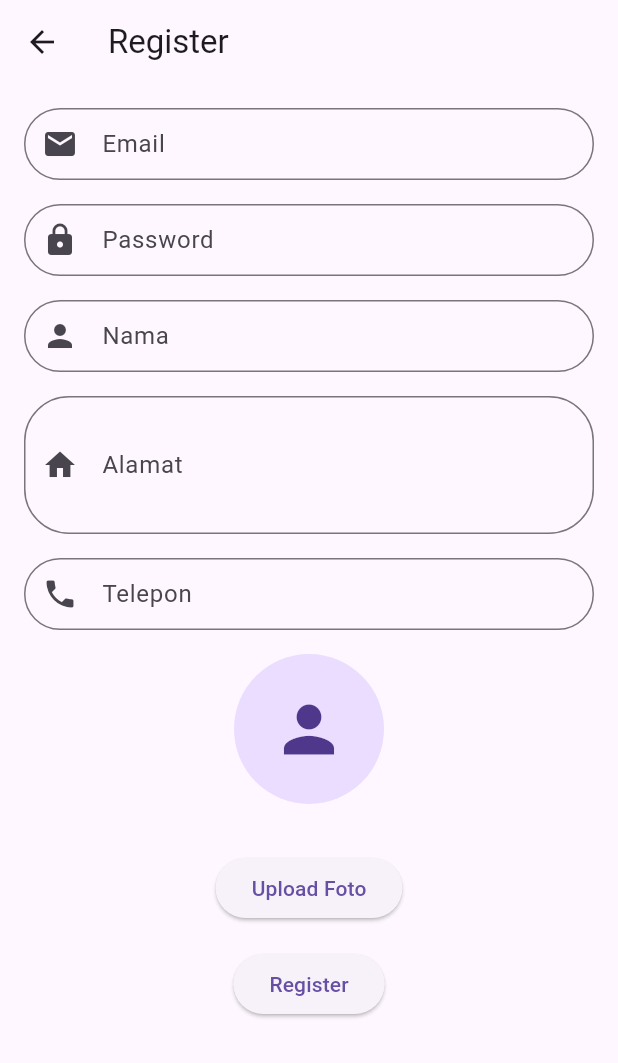
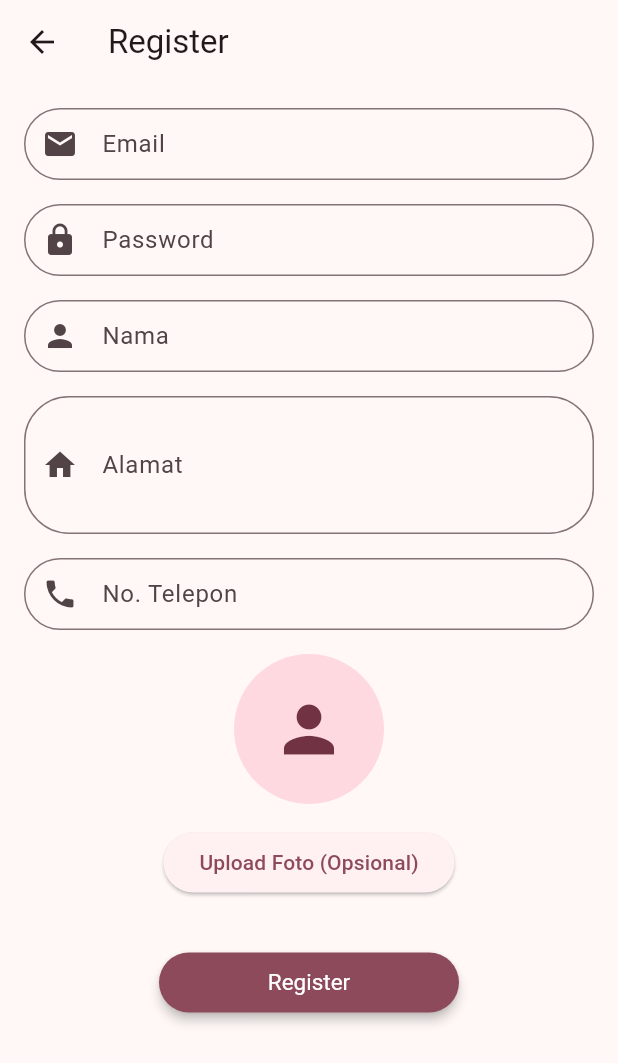
Before and after one commit to chrisnaocta/Semester-3-Flutter-Belanja-Mobile, a Flutter app: the screen it shows after launch, after a tap on "Login", after a tap on "Register", on a phone screen of 412 x 824 dp. Shown: the top 1063 px of the screen. Run offline on Flutter 3.47's test engine with Material 3 defaults, Android fonts, the phone set to English and light mode, and no system bars; our stand-ins replace image_picker; network calls fail.

Commit message:
Mengubah tampilan login dan register

```diff
--- a/lib/login.dart
+++ b/lib/login.dart
@@ -73,14 +73,15 @@ class _LoginPageState extends State<LoginPage> {
             decoration: BoxDecoration(
               gradient: LinearGradient(
                 colors: [
-                  Colors.orange,
+                  const Color.fromARGB(255, 255, 184, 77),
                   Colors.red,
+                  const Color.fromARGB(255, 236, 73, 127),
                   Colors.pink,
-                  Colors.pink,
-                  Colors.red,
+                  const Color.fromARGB(255, 252, 91, 80),
               ],
-              stops: [0.25, 0.25, 0.25, 0.90, 0.90],
+              stops: [0.15, 0.15, 0.15, 0.90, 0.90],
               begin: Alignment.topLeft,
+              end: Alignment.bottomRight,
               ),
             ),
           ),
@@ -148,7 +149,7 @@ class _LoginPageState extends State<LoginPage> {
                       ),
                     ),
                   ),
-
+                  SizedBox(height: 3,),
                   // Link Lupa Password di bawah isian Password
                   Align(
                     alignment: Alignment.center,
@@ -174,8 +175,13 @@ class _LoginPageState extends State<LoginPage> {
                     children: [
                       Container(
                         width: 110,
+                        height: 35,
                         child:
                         ElevatedButton(
+                          style: ElevatedButton.styleFrom(
+                            backgroundColor: Colors.white.withOpacity(0.9),
+                            foregroundColor: Colors.black,
+                          ),
                           onPressed: _login,
                           child: Text('Login'),
                         ),
@@ -183,7 +189,12 @@ class _LoginPageState extends State<LoginPage> {
                       SizedBox(width: 16),
                       Container(
                         width: 110,
+                        height: 35,
                         child: ElevatedButton(
+                          style: ElevatedButton.styleFrom(
+                            backgroundColor: Colors.white.withOpacity(0.9),
+                            foregroundColor: Colors.black,
+                          ),
                           onPressed: () {
                             Navigator.push(
                               context,
@@ -203,12 +214,12 @@ class _LoginPageState extends State<LoginPage> {
                     _message,
                     style: TextStyle(color: Colors.red),
                   ),
-                  SizedBox(height: 100),
+                  SizedBox(height: 120),
 
                   // Login dengan sosial media
                   Text(
                     "Atau login dengan",
-                    style: TextStyle(color: Colors.white, fontSize: 16, fontWeight: FontWeight.w600),
+                    style: TextStyle(color: Colors.white.withOpacity(0.95), fontSize: 16, fontWeight: FontWeight.w600),
                   ),
                   SizedBox(height: 16),
 
--- a/lib/main.dart
+++ b/lib/main.dart
@@ -11,7 +11,9 @@ class MyApp extends StatelessWidget {
     return MaterialApp(
       title: 'Toko Online',
       theme: ThemeData(
-        primarySwatch: Colors.blue,
+        useMaterial3: true,
+
+        colorScheme: ColorScheme.fromSeed(seedColor: const Color.fromARGB(255, 220, 0, 103)),
       ),
       home:
           LoginPage(), // Menetapkan Login page sebagai halaman utama (Halaman yang akan pertama dibuka jika program dijalankan)
--- a/lib/register_page.dart
+++ b/lib/register_page.dart
@@ -100,14 +100,31 @@ class _RegisterPageState extends State<RegisterPage> {
 
   @override
   Widget build(BuildContext context) {
+    final screenWidth = MediaQuery.of(context).size.width;
+    final screenHeight = MediaQuery.of(context).size.height;
     return Scaffold(
-      appBar: AppBar(title: Text('Register')),
-      body: Padding(
+      appBar: AppBar(
+        title: Text('Register'),
+        ),
+      body: Stack(
+        children: [
+        Container(
+          width: screenWidth,
+          height: screenHeight,
+          decoration: BoxDecoration(
+          ),
+        ),
+
+        Padding(
           padding: const EdgeInsets.all(16.0),
-        child: SingleChildScrollView(
+          child:
+          SingleChildScrollView(
+            child: Center(
               child: Column(
                 children: [
-              TextField(
+                  SizedBox(
+                    width: 500,
+                    child: TextField(
                       controller: _emailController,
                       decoration: InputDecoration(
                         labelText: 'Email',
@@ -119,8 +136,11 @@ class _RegisterPageState extends State<RegisterPage> {
                             EdgeInsets.symmetric(vertical: 10.0, horizontal: 16.0),
                       ),
                     ),
+                  ),
                   SizedBox(height: 16),
-              TextField(
+                  SizedBox(
+                    width: 500,
+                    child: TextField(
                       controller: _passwordController,
                       decoration: InputDecoration(
                         labelText: 'Password',
@@ -133,8 +153,11 @@ class _RegisterPageState extends State<RegisterPage> {
                       ),
                       obscureText: true,
                     ),
+                  ),
                   SizedBox(height: 16),
-              TextField(
+                  SizedBox(
+                    width: 500,
+                    child: TextField(
                       controller: _namaController,
                       decoration: InputDecoration(
                         labelText: 'Nama',
@@ -146,8 +169,11 @@ class _RegisterPageState extends State<RegisterPage> {
                             EdgeInsets.symmetric(vertical: 10.0, horizontal: 16.0),
                       ),
                     ),
+                  ),
                   SizedBox(height: 16),
-              TextField(
+                  SizedBox(
+                    width: 500,
+                    child: TextField(
                       controller: _alamatController,
                       decoration: InputDecoration(
                         labelText: 'Alamat',
@@ -161,17 +187,21 @@ class _RegisterPageState extends State<RegisterPage> {
                       minLines: 3,
                       maxLines: 3,
                     ),
+                  ),
                   SizedBox(height: 16),
-              TextField(
+                  SizedBox(
+                    width: 500,
+                    child: TextField(
                       controller: _teleponController,
                       decoration: InputDecoration(
-                  labelText: 'Telepon',
+                        labelText: 'No. Telepon',
                         prefixIcon: Icon(Icons.phone),
                         border: OutlineInputBorder(
                           borderRadius: BorderRadius.circular(30.0),
                         ),
                         contentPadding:
                             EdgeInsets.symmetric(vertical: 10.0, horizontal: 16.0),
+                      ),
                     ),
                   ),
                   SizedBox(height: 16),
@@ -185,7 +215,7 @@ class _RegisterPageState extends State<RegisterPage> {
                         ? Icon(Icons.person, size: 50)
                         : null, // Tampilkan icon person jika belum ada foto
                   ),
-              SizedBox(height: 16),
+                  SizedBox(height: 10),
 
                   // Hanya menampilkan nama file
                   if (_imageFile != null)
@@ -193,7 +223,7 @@ class _RegisterPageState extends State<RegisterPage> {
                       'Nama file: ${_namaController.text.split(" ")[0]}.jpg',
                       style: TextStyle(fontSize: 14),
                     ),
-              SizedBox(height: 16),
+                  SizedBox(height: 5),
 
                   // Tombol Upload Foto
                   ElevatedButton(
@@ -203,19 +233,27 @@ class _RegisterPageState extends State<RegisterPage> {
                         borderRadius: BorderRadius.circular(30.0),
                       ),
                     ),
-                child: Text('Upload Foto'),
+                    child: Text('Upload Foto (Opsional)'),
                   ),
-              SizedBox(height: 16),
+                  SizedBox(height: 36),
 
                   // Tombol Register
-              ElevatedButton(
+                  SizedBox(
+                    height: 40,
+                    width: 200,
+                    child: ElevatedButton(
                       onPressed: _register,
                       style: ElevatedButton.styleFrom(
                         shape: RoundedRectangleBorder(
                           borderRadius: BorderRadius.circular(30.0),
                         ),
+                        backgroundColor: Theme.of(context).colorScheme.primary,
+                        foregroundColor: Theme.of(context).colorScheme.onPrimary,
+                        textStyle: TextStyle(fontSize: 15),
+                        elevation: 3,
                       ),
                       child: Text('Register'),
+                    ),
                   ),
                   SizedBox(height: 16),
                   Text(
@@ -226,6 +264,9 @@ class _RegisterPageState extends State<RegisterPage> {
               ),
             ),
           ),
+        ),
+        ]
+      ),
     );
   }
 }
```
Lines whose indentation alone changed are shown as unchanged.
